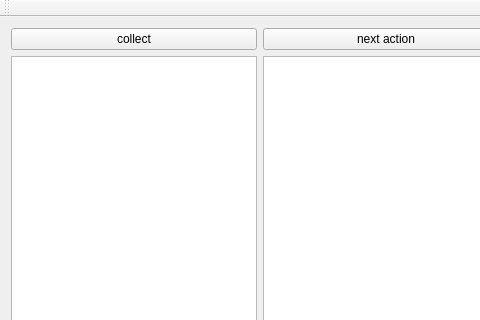
spmno/Aside, file aside.ui: the form before one commit; both pictures show x 0 to 480 and y 0 to 320 of the 1026 by 459 pixel window.
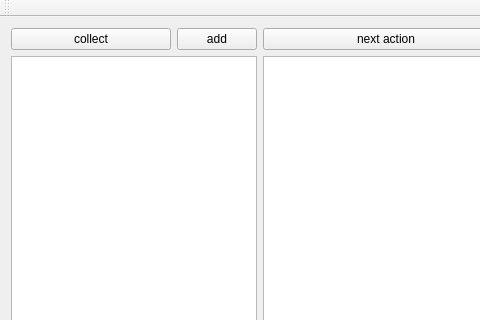
The form after the commit. Custom widgets are drawn as their Qt base class.

What changed in the file:
```diff
--- a/aside.ui
+++ b/aside.ui
@@ -14,15 +14,41 @@
    <string>Aside</string>
   </property>
   <widget class="QWidget" name="centralWidget">
-   <layout class="QHBoxLayout" name="horizontalLayout">
+   <layout class="QHBoxLayout" name="horizontalLayout_2">
     <item>
-     <layout class="QVBoxLayout" name="verticalLayout_2">
+     <layout class="QVBoxLayout" name="verticalLayout">
       <item>
-       <widget class="QPushButton" name="collectButton_">
-        <property name="text">
-         <string>collect</string>
-        </property>
-       </widget>
+       <layout class="QHBoxLayout" name="horizontalLayout">
+        <item>
+         <widget class="QPushButton" name="collectButton_">
+          <property name="enabled">
+           <bool>true</bool>
+          </property>
+          <property name="sizePolicy">
+           <sizepolicy hsizetype="Expanding" vsizetype="Fixed">
+            <horstretch>5</horstretch>
+            <verstretch>0</verstretch>
+           </sizepolicy>
+          </property>
+          <property name="text">
+           <string>collect</string>
+          </property>
+         </widget>
+        </item>
+        <item>
+         <widget class="QPushButton" name="addCollectButton">
+          <property name="sizePolicy">
+           <sizepolicy hsizetype="Expanding" vsizetype="Fixed">
+            <horstretch>0</horstretch>
+            <verstretch>0</verstretch>
+           </sizepolicy>
+          </property>
+          <property name="text">
+           <string>add</string>
+          </property>
+         </widget>
+        </item>
+       </layout>
       </item>
       <item>
        <widget class="QListView" name="collectionList_"/>
@@ -101,6 +127,13 @@
   <widget class="QStatusBar" name="statusBar"/>
  </widget>
  <layoutdefault spacing="6" margin="11"/>
+ <customwidgets>
+  <customwidget>
+   <class>QDropListView</class>
+   <extends>QListView</extends>
+   <header location="global">qdroplistview.h</header>
+  </customwidget>
+ </customwidgets>
  <resources>
   <include location="aside.qrc"/>
  </resources>
```
Left out of the diff: 92 changed lines with no effect on the pictures.
